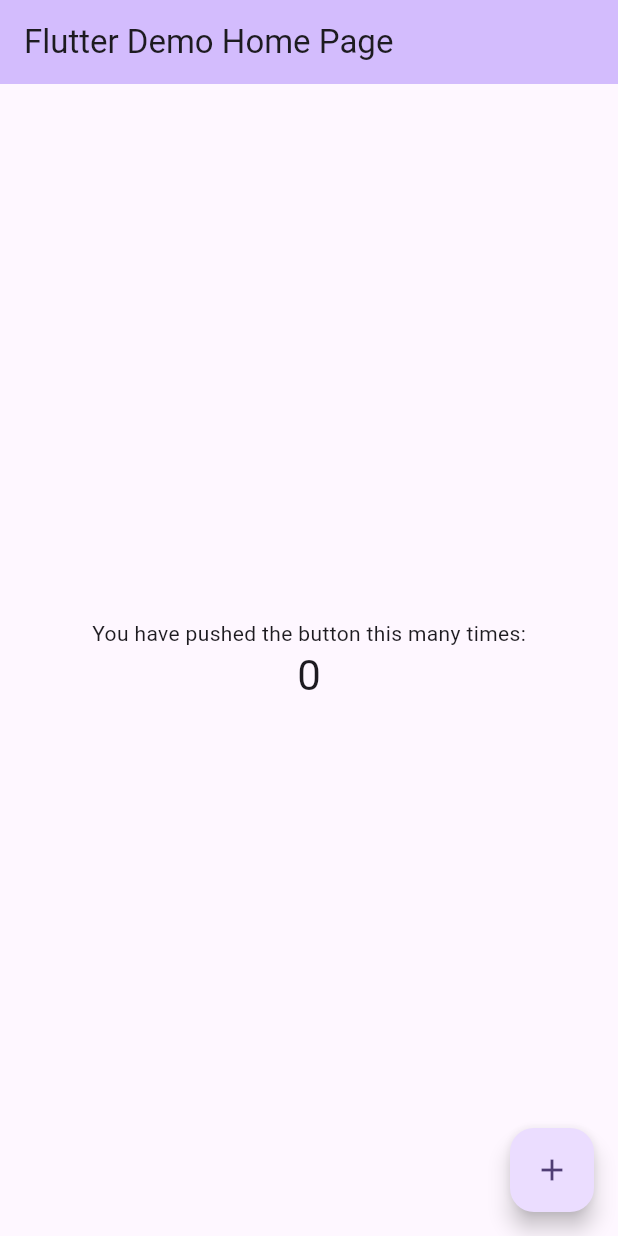
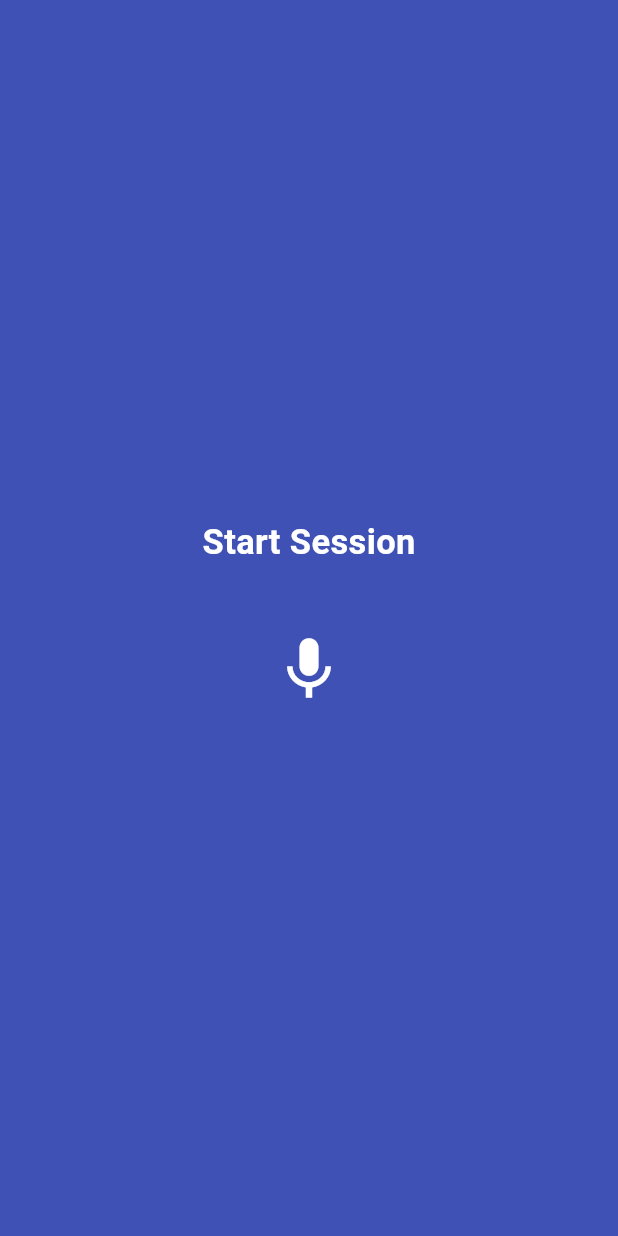
Before and after one commit to synapsecode/Medical-assistant, a Flutter app: the screen it shows after launch, on a phone screen of 412 x 824 dp. Run offline on Flutter 3.47's test engine with Material 3 defaults, Android fonts, the light colour scheme and no system bars; our stand-ins replace lottie, speech_to_text.

Commit message:
Session screen and speech to text

```diff
--- /dev/null
+++ b/lib/doctors/session/screens/session_screen.dart
@@ -0,0 +1,120 @@
+import 'package:flutter/material.dart';
+import 'package:flutter/services.dart';
+import 'package:lottie/lottie.dart';
+import 'package:medical_assistant/doctors/session/screens/sessionresults_screen.dart';
+import 'package:speech_to_text/speech_recognition_result.dart';
+import 'package:speech_to_text/speech_to_text.dart';
+
+class SessionScreen extends StatefulWidget {
+  const SessionScreen({super.key});
+
+  @override
+  State<SessionScreen> createState() => _SessionScreenState();
+}
+
+class _SessionScreenState extends State<SessionScreen> {
+  SpeechToText _speechToText = SpeechToText();
+  bool _speechEnabled = false;
+  bool _isMicOn = false;
+  String _lastWords = '';
+  void _initSpeech() async {
+    _speechEnabled = await _speechToText.initialize();
+    setState(() {});
+  }
+
+  @override
+  void initState() {
+    super.initState();
+    _initSpeech();
+  }
+
+  void _startListening() async {
+    await _speechToText.listen(onResult: _onSpeechResult);
+    setState(() {});
+  }
+
+  void _stopListening() async {
+    await _speechToText.stop();
+    setState(() {});
+  }
+
+  void _onSpeechResult(SpeechRecognitionResult result) {
+    setState(() {
+      _lastWords = result.recognizedWords;
+    });
+  }
+
+  @override
+  Widget build(BuildContext context) {
+    return Scaffold(
+      backgroundColor: Colors.indigo,
+      body: Center(
+        child: Column(
+          mainAxisAlignment: MainAxisAlignment.center,
+          children: [
+            _isMicOn
+                ? Column(
+                    children: [
+                      Text(
+                        'Go on...',
+                        style: TextStyle(
+                            color: Colors.white,
+                            fontSize: 23,
+                            fontWeight: FontWeight.bold),
+                      ),
+                      SizedBox(
+                        height: 20,
+                      ),
+                      LottieBuilder.asset('assets/recording.json'),
+                      SizedBox(
+                        height: 20,
+                      ),
+                      ElevatedButton.icon(
+                          style: ElevatedButton.styleFrom(
+                              backgroundColor: Colors.red,
+                              foregroundColor: Colors.white),
+                          onPressed: () {
+                            _stopListening();
+                            Navigator.push(
+                                context,
+                                MaterialPageRoute(
+                                    builder: ((context) => SessionResultScreen(
+                                        speechResult: _lastWords))));
+                          },
+                          icon: Icon(Icons.stop),
+                          label: Text('Generate')),
+                    ],
+                  )
+                : Column(
+                    children: [
+                      Text(
+                        'Start Session',
+                        style: TextStyle(
+                            color: Colors.white,
+                            fontSize: 23,
+                            fontWeight: FontWeight.bold),
+                      ),
+                      SizedBox(
+                        height: 35,
+                      ),
+                      IconButton(
+                          onPressed: () {
+                            SystemSound.play(SystemSoundType.click);
+                            setState(() {
+                              _isMicOn = !_isMicOn;
+                            });
+                            _startListening();
+                          },
+                          icon: Icon(
+                            Icons.mic,
+                            color: Colors.white,
+                            size: 50,
+                          )),
+                    ],
+                  )
+          ],
+        ),
+      ),
+    );
+  }
+}
--- a/lib/main.dart
+++ b/lib/main.dart
@@ -1,4 +1,5 @@
 import 'package:flutter/material.dart';
+import 'package:medical_assistant/doctors/session/screens/session_screen.dart';
 
 void main() {
   runApp(const MyApp());
@@ -31,7 +32,7 @@
         colorScheme: ColorScheme.fromSeed(seedColor: Colors.deepPurple),
         useMaterial3: true,
       ),
-      home: const MyHomePage(title: 'Flutter Demo Home Page'),
+      home: const SessionScreen(),
     );
   }
 }
```
Also changed, not shown: assets/recording.json (added, +1 -0 lines), lib/doctors/session/screens/sessionresults_screen.dart (added, +19 -0 lines), pubspec.yaml (+9 -2 lines), pubspec.lock, 5 other files.
